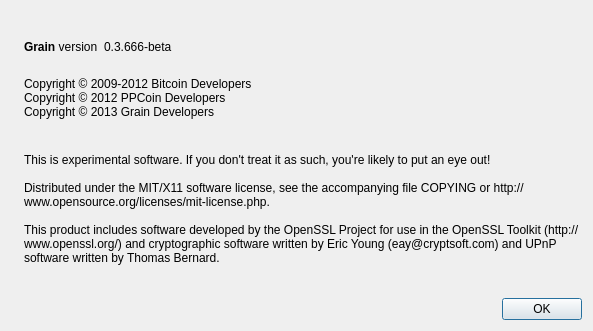
Before: the Qt Designer form src/qt/forms/aboutdialog.ui in grain-crypto/grain, drawn with Qt 5.
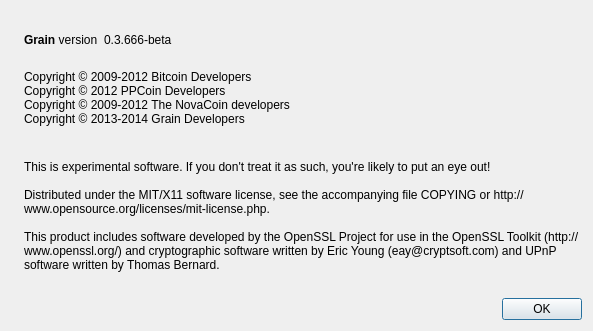
After: the same form once the commit is applied. Icons and pictures are not drawn.

Commit message: Removed some formatting, restored copyright notices, some non-functional changes

The edit to the form file:
```diff
--- a/src/qt/forms/aboutdialog.ui
+++ b/src/qt/forms/aboutdialog.ui
@@ -94,7 +94,8 @@
         <string>
 Copyright © 2009-2012 Bitcoin Developers
 Copyright © 2012 PPCoin Developers
-Copyright © 2013 Grain Developers
+Copyright © 2009-2012 The NovaCoin developers
+Copyright © 2013-2014 Grain Developers
 </string>
        </property>
        <property name="textInteractionFlags">
```
The commit also changes 41 other files.
